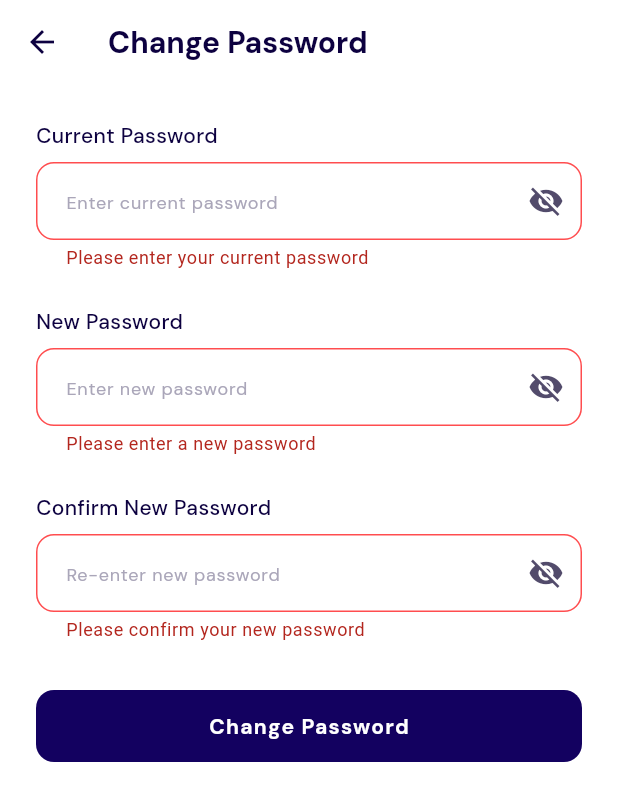
After one commit to CulesBao/find-job-mobile, a Flutter app: the ChangePasswordPage screen opened directly, after a tap on "Change Password", on a phone screen of 412 x 824 dp. The commit adds this screen. Shown: the top 801 px of the screen. Run offline on Flutter 3.47's test engine with Material 3 defaults, Android fonts, the phone set to English and light mode, and no system bars; our stand-ins replace device_info_plus, dio, font_awesome_flutter, freezed_annotation, get_it, go_router and 6 more; accounts and stored records are empty; generated files the repository leaves out were written again.

Commit message:
feat: make change password page

```diff
--- a/lib/app/config/service_locator.dart
+++ b/lib/app/config/service_locator.dart
@@ -2,6 +2,7 @@ import 'package:get_it/get_it.dart';
 import 'package:shared_preferences/shared_preferences.dart';
 import 'package:find_job_mobile/shared/data/api/dio_client.dart';
 import 'package:find_job_mobile/shared/data/api/auth_api_service.dart';
+import 'package:find_job_mobile/shared/data/api/account_api_service.dart';
 import 'package:find_job_mobile/shared/data/api/candidate_profile_api_service.dart';
 import 'package:find_job_mobile/shared/data/api/employer_profile_api_service.dart';
 import 'package:find_job_mobile/shared/data/api/location_api_service.dart';
@@ -10,6 +11,7 @@ import 'package:find_job_mobile/shared/data/api/job_api_service.dart';
 import 'package:find_job_mobile/shared/data/api/candidate_follower_api_service.dart';
 import 'package:find_job_mobile/shared/data/api/employer_follower_api_service.dart';
 import 'package:find_job_mobile/shared/data/repositories/auth_repository.dart';
+import 'package:find_job_mobile/shared/data/repositories/account_repository.dart';
 import 'package:find_job_mobile/shared/data/repositories/candidate_profile_repository.dart';
 import 'package:find_job_mobile/shared/data/repositories/employer_profile_repository.dart';
 import 'package:find_job_mobile/shared/data/repositories/employer_profile_repository_impl.dart';
@@ -68,6 +70,10 @@ Future<void> setupServiceLocator() async {
     () => EmployerFollowerApiService(getIt<DioClient>().dio),
   );
 
+  getIt.registerLazySingleton<AccountApiService>(
+    () => AccountApiService(getIt<DioClient>().dio),
+  );
+
   // Repositories
   getIt.registerLazySingleton<AuthRepository>(
     () => AuthRepository(getIt<AuthApiService>(), getIt<SharedPreferences>()),
@@ -100,4 +106,8 @@ Future<void> setupServiceLocator() async {
   getIt.registerLazySingleton<EmployerFollowerRepository>(
     () => EmployerFollowerRepository(getIt<EmployerFollowerApiService>()),
   );
+
+  getIt.registerLazySingleton<AccountRepository>(
+    () => AccountRepository(getIt<AccountApiService>()),
+  );
 }
--- /dev/null
+++ b/lib/modules/setting/pages/change_password_page.dart
@@ -0,0 +1,342 @@
+import 'package:find_job_mobile/app/config/service_locator.dart';
+import 'package:find_job_mobile/shared/data/repositories/account_repository.dart';
+import 'package:find_job_mobile/shared/styles/colors.dart';
+import 'package:find_job_mobile/shared/styles/text_styles.dart';
+import 'package:dio/dio.dart';
+import 'package:flutter/material.dart';
+
+class ChangePasswordPage extends StatefulWidget {
+  const ChangePasswordPage({super.key});
+
+  @override
+  State<ChangePasswordPage> createState() => _ChangePasswordPageState();
+}
+
+class _ChangePasswordPageState extends State<ChangePasswordPage> {
+  final _formKey = GlobalKey<FormState>();
+  final _oldPasswordController = TextEditingController();
+  final _newPasswordController = TextEditingController();
+  final _confirmPasswordController = TextEditingController();
+
+  final _accountRepository = getIt<AccountRepository>();
+
+  bool _isLoading = false;
+  bool _obscureOldPassword = true;
+  bool _obscureNewPassword = true;
+  bool _obscureConfirmPassword = true;
+
+  @override
+  void dispose() {
+    _oldPasswordController.dispose();
+    _newPasswordController.dispose();
+    _confirmPasswordController.dispose();
+    super.dispose();
+  }
+
+  Future<void> _handleChangePassword() async {
+    if (!_formKey.currentState!.validate()) {
+      return;
+    }
+
+    setState(() {
+      _isLoading = true;
+    });
+
+    try {
+        await _accountRepository.resetPassword(
+          oldPassword: _oldPasswordController.text.trim(),
+          newPassword: _newPasswordController.text.trim(),
+          confirmPassword: _confirmPasswordController.text.trim(),
+      );
+
+      if (mounted) {
+        ScaffoldMessenger.of(context).showSnackBar(
+          const SnackBar(
+            content: Text('Password changed successfully'),
+            backgroundColor: AppColors.success,
+            duration: Duration(seconds: 3),
+          ),
+        );
+        Navigator.of(context).pop();
+      }
+  } catch (e) {
+      // Extract friendly message from Dio/DioException responses when possible
+      String message = 'Thay đổi mật khẩu thất bại';
+
+      if (e is DioException) {
+        final data = e.response?.data;
+        if (data is Map && data['message'] != null) {
+          message = data['message'].toString();
+        } else if (e.message != null) {
+          message = e.message.toString();
+        }
+      } else if (e is DioError) {
+        // Older versions use DioError
+        final data = e.response?.data;
+        if (data is Map && data['message'] != null) {
+          message = data['message'].toString();
+        } else if (e.message != null) {
+          message = e.message.toString();
+        }
+      } else {
+        // Fallback to exception string
+        message = e.toString();
+      }
+
+      if (mounted) {
+        ScaffoldMessenger.of(context).showSnackBar(
+          SnackBar(
+            content: Text(message),
+            backgroundColor: AppColors.error,
+            duration: const Duration(seconds: 3),
+          ),
+        );
+      }
+    } finally {
+      if (mounted) {
+        setState(() {
+          _isLoading = false;
+        });
+      }
+    }
+  }
+
+  @override
+  Widget build(BuildContext context) {
+    return Scaffold(
+      backgroundColor: AppColors.white,
+      appBar: AppBar(
+        backgroundColor: AppColors.white,
+        elevation: 0,
+        leading: IconButton(
+          icon: const Icon(Icons.arrow_back, color: AppColors.textPrimary),
+          onPressed: () => Navigator.of(context).pop(),
+        ),
+        title: Text(
+          'Change Password',
+          style: AppTextStyles.heading3.copyWith(
+            color: AppColors.textPrimary,
+          ),
+        ),
+      ),
+      body: SingleChildScrollView(
+        padding: const EdgeInsets.all(24),
+        child: Form(
+          key: _formKey,
+          child: Column(
+            crossAxisAlignment: CrossAxisAlignment.stretch,
+            children: [
+              // Old Password Field
+              Text(
+                'Current Password',
+                style: AppTextStyles.label.copyWith(
+                  color: AppColors.textPrimary,
+                  fontWeight: FontWeight.w500,
+                  fontSize: 14,
+                ),
+              ),
+              const SizedBox(height: 8),
+              TextFormField(
+                controller: _oldPasswordController,
+                obscureText: _obscureOldPassword,
+                decoration: InputDecoration(
+                  hintText: 'Enter current password',
+                  hintStyle: AppTextStyles.body.copyWith(
+                    color: AppColors.textTertiary,
+                  ),
+                  suffixIcon: IconButton(
+                    icon: Icon(
+                      _obscureOldPassword ? Icons.visibility_off : Icons.visibility,
+                      color: AppColors.textSecondary,
+                    ),
+                    onPressed: () {
+                      setState(() {
+                        _obscureOldPassword = !_obscureOldPassword;
+                      });
+                    },
+                  ),
+                  border: OutlineInputBorder(
+                    borderRadius: BorderRadius.circular(12),
+                    borderSide: BorderSide(color: AppColors.textTertiary.withOpacity(0.3)),
+                  ),
+                  enabledBorder: OutlineInputBorder(
+                    borderRadius: BorderRadius.circular(12),
+                    borderSide: BorderSide(color: AppColors.textTertiary.withOpacity(0.3)),
+                  ),
+                  focusedBorder: OutlineInputBorder(
+                    borderRadius: BorderRadius.circular(12),
+                    borderSide: const BorderSide(color: AppColors.primary, width: 2),
+                  ),
+                  errorBorder: OutlineInputBorder(
+                    borderRadius: BorderRadius.circular(12),
+                    borderSide: const BorderSide(color: AppColors.error),
+                  ),
+                  contentPadding: const EdgeInsets.symmetric(horizontal: 16, vertical: 14),
+                ),
+                validator: (value) {
+                  if (value == null || value.isEmpty) {
+                    return 'Please enter your current password';
+                  }
+                  return null;
+                },
+              ),
+              const SizedBox(height: 24),
+
+              // New Password Field
+              Text(
+                'New Password',
+                style: AppTextStyles.label.copyWith(
+                  color: AppColors.textPrimary,
+                  fontWeight: FontWeight.w500,
+                  fontSize: 14,
+                ),
+              ),
+              const SizedBox(height: 8),
+              TextFormField(
+                controller: _newPasswordController,
+                obscureText: _obscureNewPassword,
+                decoration: InputDecoration(
+                  hintText: 'Enter new password',
+                  hintStyle: AppTextStyles.body.copyWith(
+                    color: AppColors.textTertiary,
+                  ),
+                  suffixIcon: IconButton(
+                    icon: Icon(
+                      _obscureNewPassword ? Icons.visibility_off : Icons.visibility,
+                      color: AppColors.textSecondary,
+                    ),
+                    onPressed: () {
+                      setState(() {
+                        _obscureNewPassword = !_obscureNewPassword;
+                      });
+                    },
+                  ),
+                  border: OutlineInputBorder(
+                    borderRadius: BorderRadius.circular(12),
+                    borderSide: BorderSide(color: AppColors.textTertiary.withOpacity(0.3)),
+                  ),
+                  enabledBorder: OutlineInputBorder(
+                    borderRadius: BorderRadius.circular(12),
+                    borderSide: BorderSide(color: AppColors.textTertiary.withOpacity(0.3)),
+                  ),
+                  focusedBorder: OutlineInputBorder(
+                    borderRadius: BorderRadius.circular(12),
+                    borderSide: const BorderSide(color: AppColors.primary, width: 2),
+                  ),
+                  errorBorder: OutlineInputBorder(
+                    borderRadius: BorderRadius.circular(12),
+                    borderSide: const BorderSide(color: AppColors.error),
+                  ),
+                  contentPadding: const EdgeInsets.symmetric(horizontal: 16, vertical: 14),
+                ),
+                validator: (value) {
+                  if (value == null || value.isEmpty) {
+                    return 'Please enter a new password';
+                  }
+                  if (value.length < 8) {
+                    return 'Password must be at least 8 characters';
+                  }
+                  if (value == _oldPasswordController.text) {
+                    return 'New password must be different from current password';
+                  }
+                  return null;
+                },
+              ),
+              const SizedBox(height: 24),
+
+              // Confirm Password Field
+              Text(
+                'Confirm New Password',
+                style: AppTextStyles.label.copyWith(
+                  color: AppColors.textPrimary,
+                  fontWeight: FontWeight.w500,
+                  fontSize: 14,
+                ),
+              ),
+              const SizedBox(height: 8),
+              TextFormField(
+                controller: _confirmPasswordController,
+                obscureText: _obscureConfirmPassword,
+                decoration: InputDecoration(
+                  hintText: 'Re-enter new password',
+                  hintStyle: AppTextStyles.body.copyWith(
+                    color: AppColors.textTertiary,
+                  ),
+                  suffixIcon: IconButton(
+                    icon: Icon(
+                      _obscureConfirmPassword ? Icons.visibility_off : Icons.visibility,
+                      color: AppColors.textSecondary,
+                    ),
+                    onPressed: () {
+                      setState(() {
+                        _obscureConfirmPassword = !_obscureConfirmPassword;
+                      });
+                    },
+                  ),
+                  border: OutlineInputBorder(
+                    borderRadius: BorderRadius.circular(12),
+                    borderSide: BorderSide(color: AppColors.textTertiary.withOpacity(0.3)),
+                  ),
+                  enabledBorder: OutlineInputBorder(
+                    borderRadius: BorderRadius.circular(12),
+                    borderSide: BorderSide(color: AppColors.textTertiary.withOpacity(0.3)),
+                  ),
+                  focusedBorder: OutlineInputBorder(
+                    borderRadius: BorderRadius.circular(12),
+                    borderSide: const BorderSide(color: AppColors.primary, width: 2),
+                  ),
+                  errorBorder: OutlineInputBorder(
+                    borderRadius: BorderRadius.circular(12),
+                    borderSide: const BorderSide(color: AppColors.error),
+                  ),
+                  contentPadding: const EdgeInsets.symmetric(horizontal: 16, vertical: 14),
+                ),
+                validator: (value) {
+                  if (value == null || value.isEmpty) {
+                    return 'Please confirm your new password';
+                  }
+                  if (value != _newPasswordController.text) {
+                    return 'Passwords do not match';
+                  }
+                  return null;
+                },
+              ),
+              const SizedBox(height: 32),
+
+              // Change Password Button
+              SizedBox(
+                height: 48,
+                child: ElevatedButton(
+                  onPressed: _isLoading ? null : _handleChangePassword,
+                  style: ElevatedButton.styleFrom(
+                    backgroundColor: AppColors.primary,
+                    disabledBackgroundColor: AppColors.textTertiary,
+                    shape: RoundedRectangleBorder(
+                      borderRadius: BorderRadius.circular(12),
+                    ),
+                    elevation: 0,
+                  ),
+                  child: _isLoading
+                      ? const SizedBox(
+                          height: 20,
+                          width: 20,
+                          child: CircularProgressIndicator(
+                            strokeWidth: 2,
+                            valueColor: AlwaysStoppedAnimation<Color>(AppColors.white),
+                          ),
+                        )
+                      : Text(
+                          'Change Password',
+                          style: AppTextStyles.button.copyWith(
+                            color: AppColors.white,
+                          ),
+                        ),
+                ),
+              ),
+            ],
+          ),
+        ),
+      ),
+    );
+  }
+}
--- a/lib/modules/setting/pages/setting_page.dart
+++ b/lib/modules/setting/pages/setting_page.dart
@@ -1,3 +1,4 @@
+import 'package:find_job_mobile/modules/setting/pages/change_password_page.dart';
 import 'package:flutter/material.dart';
 import 'package:find_job_mobile/shared/styles/colors.dart';
 import 'package:find_job_mobile/shared/styles/text_styles.dart';
@@ -94,27 +95,22 @@ class SettingScreen extends StatelessWidget {
                 onTap: () {},
               ),
               _SettingItem(
-                icon: Icons.notifications_outlined,
-                title: 'Notifications',
-                subtitle: 'Notification preferences',
-                onTap: () {},
-              ),
-              _SettingItem(
-                icon: Icons.security_outlined,
-                title: 'Privacy & Security',
-                subtitle: 'Control your privacy',
-                onTap: () {},
-              ),
-              _SettingItem(
-                icon: Icons.help_outline,
-                title: 'Help & Support',
-                subtitle: 'Get help and support',
-                onTap: () {},
+                icon: Icons.lock_outline,
+                title: 'Change Password',
+                subtitle: 'Update your account password',
+                onTap: () {
+                  Navigator.push(
+                    context,
+                    MaterialPageRoute(
+                      builder: (context) => const ChangePasswordPage(),
+                    ),
+                  );
+                },
               ),
               _SettingItem(
                 icon: Icons.info_outline,
-                title: 'About',
-                subtitle: 'App information',
+                title: 'About Us',
+                subtitle: 'Learn more about us',
                 onTap: () {},
               ),
               const SizedBox(height: 32),
--- /dev/null
+++ b/lib/shared/data/api/account_api_service.dart
@@ -0,0 +1,20 @@
+import 'package:dio/dio.dart';
+import 'package:find_job_mobile/shared/data/dto/reset_password_request.dart';
+import 'package:find_job_mobile/shared/data/models/account_dto.dart';
+import 'package:find_job_mobile/shared/data/models/base_response.dart';
+import 'package:retrofit/retrofit.dart';
+
+part 'account_api_service.g.dart';
+
+@RestApi()
+abstract class AccountApiService {
+  factory AccountApiService(Dio dio, {String baseUrl}) = _AccountApiService;
+
+  @GET('/account/')
+  Future<BaseResponse<AccountDto>> getMyAccount();
+
+  @PUT('/account/reset-password')
+  Future<BaseResponse<void>> resetPassword(
+    @Body() ResetPasswordRequest request,
+  );
+}
--- /dev/null
+++ b/lib/shared/data/dto/reset_password_request.dart
@@ -0,0 +1,16 @@
+import 'package:freezed_annotation/freezed_annotation.dart';
+
+part 'reset_password_request.freezed.dart';
+part 'reset_password_request.g.dart';
+
+@freezed
+class ResetPasswordRequest with _$ResetPasswordRequest {
+  const factory ResetPasswordRequest({
+    @JsonKey(name: 'old_password') required String oldPassword,
+    @JsonKey(name: 'new_password') required String newPassword,
+    @JsonKey(name: 'confirm_password') required String confirmPassword,
+  }) = _ResetPasswordRequest;
+
+  factory ResetPasswordRequest.fromJson(Map<String, dynamic> json) =>
+      _$ResetPasswordRequestFromJson(json);
+}
--- /dev/null
+++ b/lib/shared/data/repositories/account_repository.dart
@@ -0,0 +1,37 @@
+import 'package:find_job_mobile/shared/data/api/account_api_service.dart';
+import 'package:find_job_mobile/shared/data/dto/reset_password_request.dart';
+import 'package:find_job_mobile/shared/data/models/account_dto.dart';
+import 'package:find_job_mobile/shared/data/models/base_response.dart';
+
+class AccountRepository {
+  final AccountApiService _apiService;
+
+  AccountRepository(this._apiService);
+
+  Future<BaseResponse<AccountDto>> getMyAccount() async {
+    try {
+      final response = await _apiService.getMyAccount();
+      return response;
+    } catch (e) {
+      rethrow;
+    }
+  }
+
+  Future<BaseResponse<void>> resetPassword({
+    required String oldPassword,
+    required String newPassword,
+    required String confirmPassword,
+  }) async {
+    try {
+      final request = ResetPasswordRequest(
+        oldPassword: oldPassword,
+        newPassword: newPassword,
+        confirmPassword: confirmPassword,
+      );
+      final response = await _apiService.resetPassword(request);
+      return response;
+    } catch (e) {
+      rethrow;
+    }
+  }
+}
```
Also changed, not shown: lib/modules/setting/pages/profile_page.dart (added), lib/shared/data/api/account_api_service.g.dart (added), lib/shared/data/dto/reset_password_request.freezed.dart (added), lib/shared/data/dto/reset_password_request.g.dart (added).
